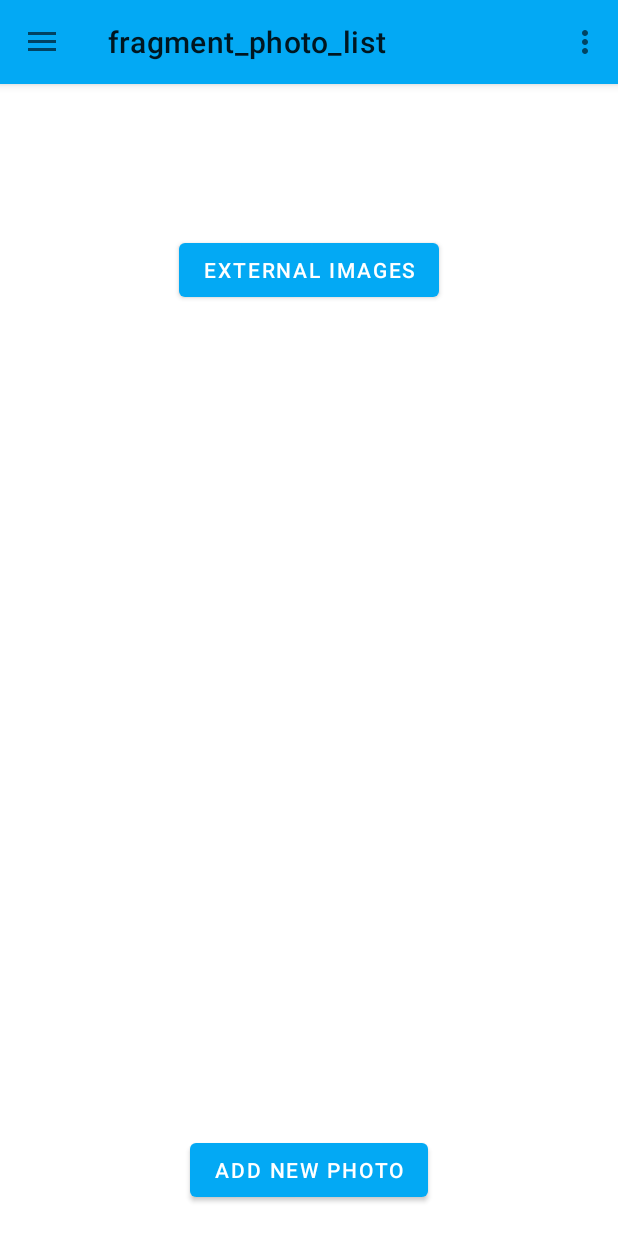
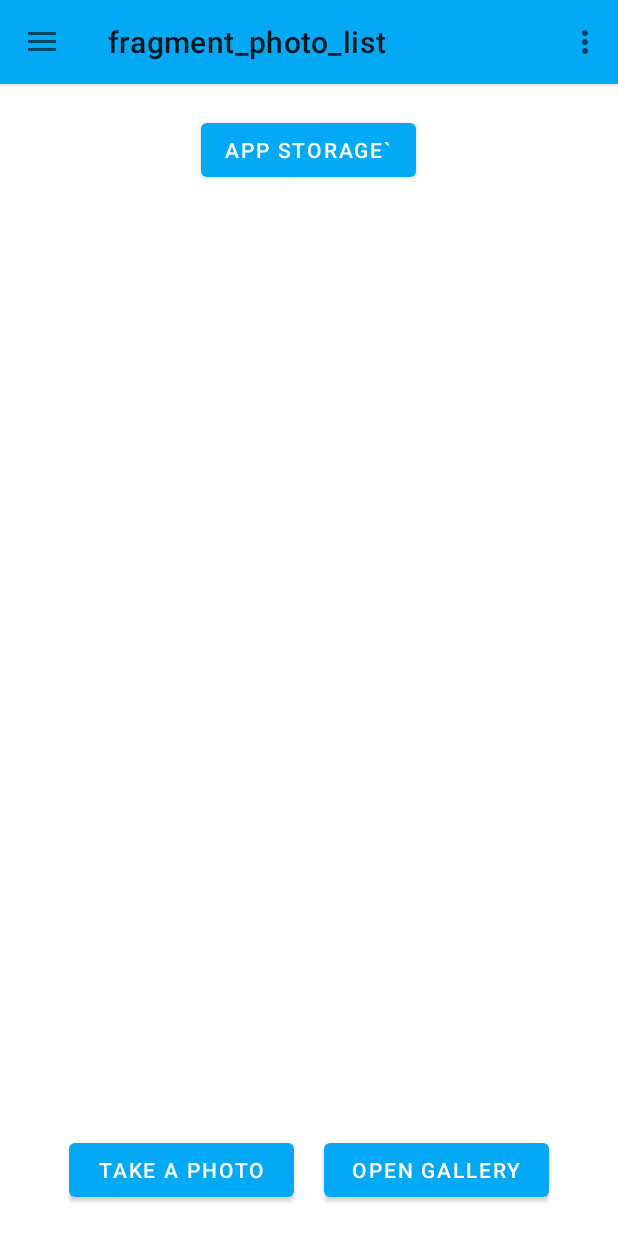
Before and after one commit to Jakub-Ner/Android-ex4, an Android app: the screen it shows after launch (MainActivity), in the side drawer, after a tap on "Image list", on a phone screen of 412 x 824 dp. Run offline under Robolectric (Android 15) with nearby library versions, the phone set to English and light mode, and no system bars; our stand-ins replace navigation-ui.

Commit message:
gallery, fix app/shared storage setButton

```diff
--- a/app/src/main/AndroidManifest.xml
+++ b/app/src/main/AndroidManifest.xml
@@ -42,7 +42,6 @@
     <uses-feature android:name="android.hardware.camera" />
 
     <uses-permission android:name="android.permission.CAMERA" />
-    <uses-permission android:name="android.permission.RECORD_AUDIO" />
     <uses-permission android:name="android.permission.READ_MEDIA_IMAGES" />
     <uses-permission
         android:name="android.permission.WRITE_EXTERNAL_STORAGE"
--- a/app/src/main/java/com/example/exercise04/HomeFragment.kt
+++ b/app/src/main/java/com/example/exercise04/HomeFragment.kt
@@ -1,5 +1,6 @@
 package com.example.exercise04
 
+import android.content.Context
 import android.os.Bundle
 import android.view.LayoutInflater
 import android.view.View
@@ -7,6 +8,7 @@ import android.view.ViewGroup
 import android.widget.TextView
 import androidx.fragment.app.Fragment
 import androidx.lifecycle.ViewModelProvider
+import com.bumptech.glide.Glide
 import com.example.exercise04.databinding.FragmentHomeBinding
 
 class HomeFragment : Fragment() {
@@ -21,9 +23,7 @@ class HomeFragment : Fragment() {
         savedInstanceState: Bundle?
     ): View {
         _binding = FragmentHomeBinding.inflate(inflater, container, false)
-        val root: View = binding.root
-
-        return root
+        return binding.root
     }
 
     override fun onViewCreated(view: View, savedInstanceState: Bundle?) {
@@ -41,6 +41,14 @@ class HomeFragment : Fragment() {
         sharedViewModel.sharedText2.observe(viewLifecycleOwner) { newText ->
             textView.text = newText
         }
+
+        val data = requireContext().getSharedPreferences("my_prefs", Context.MODE_PRIVATE)
+        val selectedImage = data.getString("image", "")
+        if (selectedImage != "") {
+            Glide.with(this).load(selectedImage).into(binding.imageView2)
+        } else {
+            binding.imageView2.setImageResource(R.drawable.main_img)
+        }
     }
 
     override fun onDestroyView() {
--- a/app/src/main/res/layout/fragment_photo_list.xml
+++ b/app/src/main/res/layout/fragment_photo_list.xml
@@ -3,7 +3,7 @@
     xmlns:tools="http://schemas.android.com/tools"
     android:layout_width="match_parent"
     android:layout_height="match_parent"
-    android:layout_marginTop="100dp"
+    android:layout_marginTop="20dp"
     tools:context=".photos.PhotoListFragment">
 
     <Button
@@ -13,23 +13,37 @@
         android:layout_alignParentTop="true"
         android:layout_centerHorizontal="true"
         android:layout_marginBottom="20dp"
-        android:text="External Images" />
+         />
 
     <androidx.recyclerview.widget.RecyclerView
         android:id="@+id/recView"
         android:layout_width="match_parent"
         android:layout_height="match_parent"
-        android:layout_above="@id/btn_add"
+        android:layout_above="@id/buttonsWrapper"
         android:layout_marginTop="40dp"
         tools:listitem="@layout/image_list_row" />
 
-    <Button
-        android:id="@+id/btn_add"
+    <LinearLayout
+        android:id="@+id/buttonsWrapper"
         android:layout_width="wrap_content"
         android:layout_height="wrap_content"
         android:layout_alignParentBottom="true"
         android:layout_centerHorizontal="true"
         android:layout_marginBottom="20dp"
-        android:text="Add new photo" />
+        >
+
+        <Button
+            android:id="@+id/btn_take_photo"
+            android:layout_width="150dp"
+            android:layout_height="wrap_content"
+            android:layout_marginEnd="20dp"
+            android:text="Take a photo" />
+
+        <Button
+            android:id="@+id/btn_add_from_gallery"
+            android:layout_width="150dp"
+            android:layout_height="wrap_content"
+            android:text="Open gallery" />
+    </LinearLayout>
 
 </RelativeLayout>
--- a/app/src/main/res/navigation/nav_graph.xml
+++ b/app/src/main/res/navigation/nav_graph.xml
@@ -68,12 +68,19 @@
         <action
             android:id="@+id/action_nav_photo_list_fragment_to_swipePhotoFragment"
             app:destination="@id/swipePhotoFragment" />
+        <action
+            android:id="@+id/action_nav_photo_list_fragment_to_nav_home"
+            app:destination="@id/nav_home" />
     </fragment>
 
     <fragment
         android:id="@+id/swipePhotoFragment"
         android:name="com.example.exercise04.photos.SwipePhotoFragment"
         android:label="fragment_swipe_photo"
-        tools:layout="@layout/fragment_swipe_photo" />
+        tools:layout="@layout/fragment_swipe_photo" >
+        <action
+            android:id="@+id/action_swipePhotoFragment_to_nav_home"
+            app:destination="@id/nav_home" />
+    </fragment>
 
 </navigation>
```
Also changed, not shown: app/src/main/java/com/example/exercise04/photos/PhotoListFragment.kt (+43 -23 lines), app/src/main/java/com/example/exercise04/photos/SwipePhotoFragment.kt (+15 -0 lines), app/src/main/res/layout/fragment_swipe_photo.xml (+9 -0 lines).
